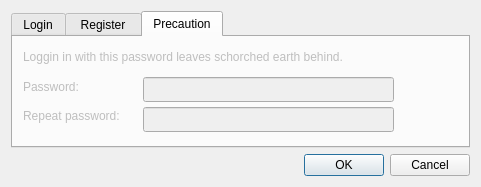
egge313/eggemesg, file pwdialog.ui: the form before one commit.
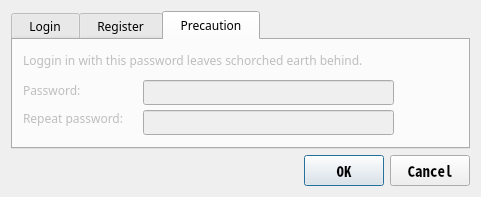
The form after the commit. The open tabs and pages were chosen to show the change. Icons and pictures are not drawn.

Commit message: Modified the tab styles so that now they fit in their respective tabs.

```diff
--- a/pwdialog.ui
+++ b/pwdialog.ui
@@ -10,6 +10,14 @@
     <height>187</height>
    </rect>
   </property>
+  <property name="font">
+   <font>
+    <family>Noto Sans Mono CJK TC</family>
+    <pointsize>11</pointsize>
+    <weight>75</weight>
+    <bold>true</bold>
+   </font>
+  </property>
   <property name="windowTitle">
    <string>Egge's Messenger: Login</string>
   </property>
@@ -23,6 +31,15 @@
   <layout class="QGridLayout" name="gridLayout_2">
    <item row="0" column="0">
     <widget class="QTabWidget" name="tabWidget">
+     <property name="font">
+      <font>
+       <family>Noto Sans</family>
+       <pointsize>9</pointsize>
+       <weight>9</weight>
+       <italic>false</italic>
+       <bold>false</bold>
+      </font>
+     </property>
      <property name="cursor">
       <cursorShape>PointingHandCursor</cursorShape>
      </property>
@@ -49,7 +66,7 @@
        <string>Login</string>
       </property>
       <attribute name="title">
-       <string>Login</string>
+       <string>  Login  </string>
       </attribute>
       <layout class="QGridLayout" name="gridLayout_3">
        <item row="0" column="1">
@@ -102,7 +119,7 @@
        <string>New user</string>
       </property>
       <attribute name="title">
-       <string> Register </string>
+       <string>  Register  </string>
       </attribute>
       <layout class="QGridLayout" name="gridLayout">
        <item row="0" column="0">
@@ -149,6 +166,15 @@
       <property name="enabled">
        <bool>false</bool>
       </property>
+      <property name="font">
+       <font>
+        <family>Noto Sans</family>
+        <pointsize>9</pointsize>
+        <weight>9</weight>
+        <italic>false</italic>
+        <bold>false</bold>
+       </font>
+      </property>
       <property name="toolTip">
        <string>Scorched earth means you are leaving nothing behind. You burn everything. This is the ultimate precaution, the ultimate get-away.</string>
       </property>
@@ -156,7 +182,7 @@
        <string/>
       </property>
       <attribute name="title">
-       <string>Precaution</string>
+       <string>  Precaution  </string>
       </attribute>
       <widget class="QLabel" name="label_6">
        <property name="geometry">
```
Left out of the diff: 16 changed lines with no effect on the pictures. The commit also changes 1 other file.
